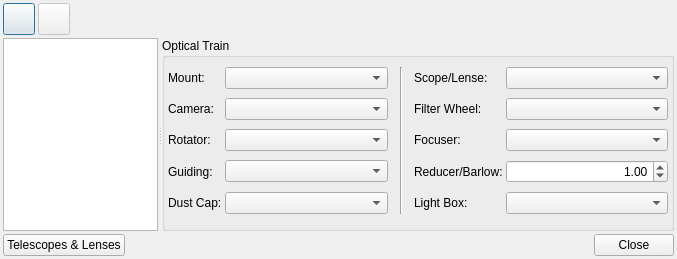
KDE/kstars, file kstars/ekos/auxiliary/opticaltrains.ui: the form before one commit.
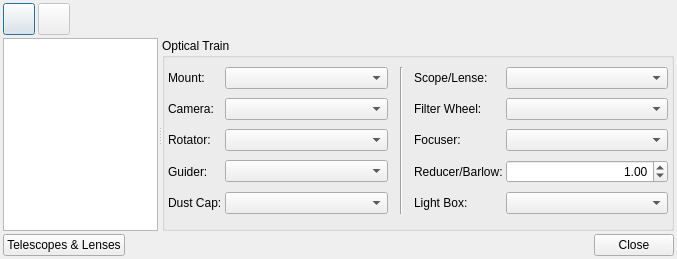
The form after the commit. Icons and pictures are not drawn.

Commit message: Guiding --> Guider so that it is consistent

Patch:
```diff
--- a/kstars/ekos/auxiliary/opticaltrains.ui
+++ b/kstars/ekos/auxiliary/opticaltrains.ui
@@ -294,7 +294,7 @@
           <string>&lt;html&gt;&lt;head/&gt;&lt;body&gt;&lt;p&gt;Select the device that receives the guiding correction pulses. This can be one of the following devices:&lt;/p&gt;&lt;p&gt;&lt;span style=&quot; font-weight:600;&quot;&gt;Mount&lt;/span&gt;: If the Mount can receive guiding correction pulses, then it is best to select it so that the pulses are directly sent to the mount. This is the recommended option.&lt;/p&gt;&lt;p&gt;&lt;span style=&quot; font-weight:600;&quot;&gt;ST4&lt;/span&gt;: If using an ST4 cable between the guide camera and mount, then you should select the Guide Camera as the Guider.&lt;/p&gt;&lt;p&gt;&lt;span style=&quot; font-weight:600;&quot;&gt;Dedicated Guider&lt;/span&gt;: If using a dedicated guider interface device (like Shoestring GPUSB) then select it as the Guider.&lt;/p&gt;&lt;/body&gt;&lt;/html&gt;</string>
          </property>
          <property name="text">
-          <string>Guiding:</string>
+          <string>Guider:</string>
          </property>
          <property name="alignment">
           <set>Qt::AlignLeading|Qt::AlignLeft|Qt::AlignVCenter</set>
```
